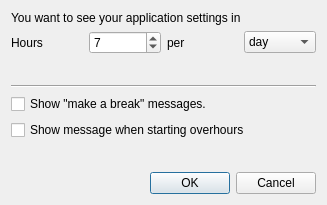
The window that ui/configDialog.ui (Patriciasc/WHCH) describes before a commit, drawn with Qt 5.
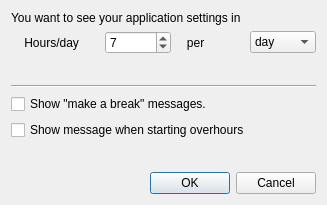
The same window after the commit.

Commit message: Corrected some work time calculations.

The edit to the form file:
```diff
--- a/ui/configDialog.ui
+++ b/ui/configDialog.ui
@@ -31,7 +31,7 @@
        <item>
         <widget class="QLabel" name="label_2">
          <property name="text">
-          <string>Hours</string>
+          <string>    Hours/day      </string>
          </property>
         </widget>
        </item>
@@ -48,7 +48,7 @@
        <item>
         <widget class="QLabel" name="label_3">
          <property name="text">
-          <string>per</string>
+          <string>   per</string>
          </property>
         </widget>
        </item>
```
The commit also changes 1 other file.
